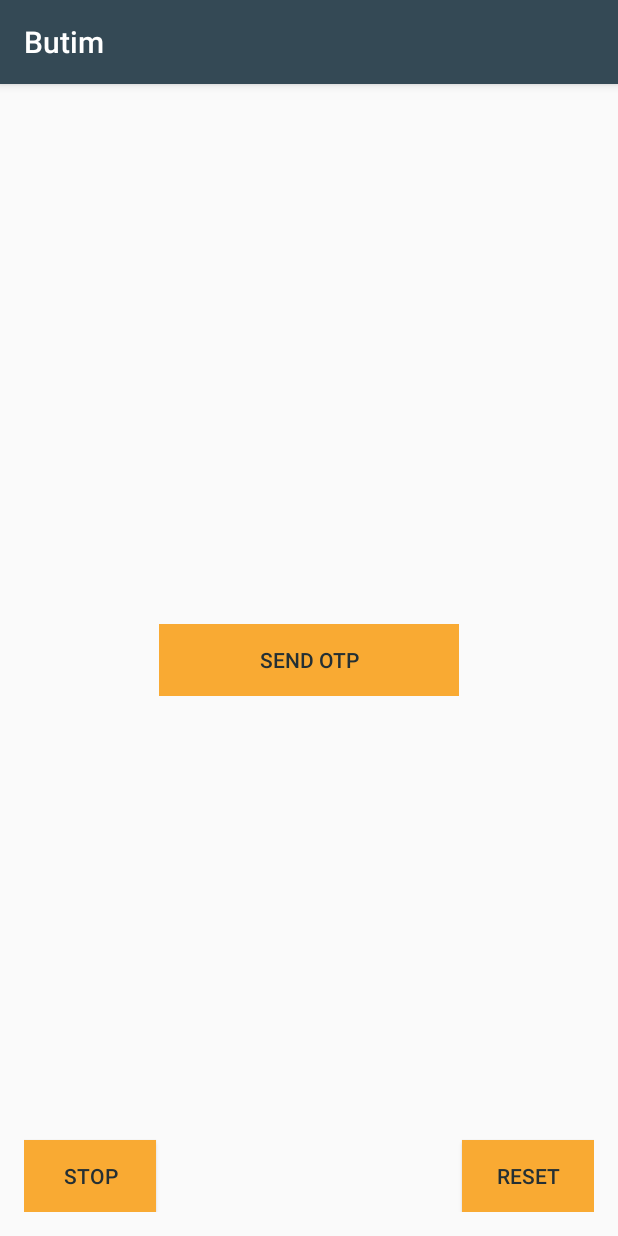
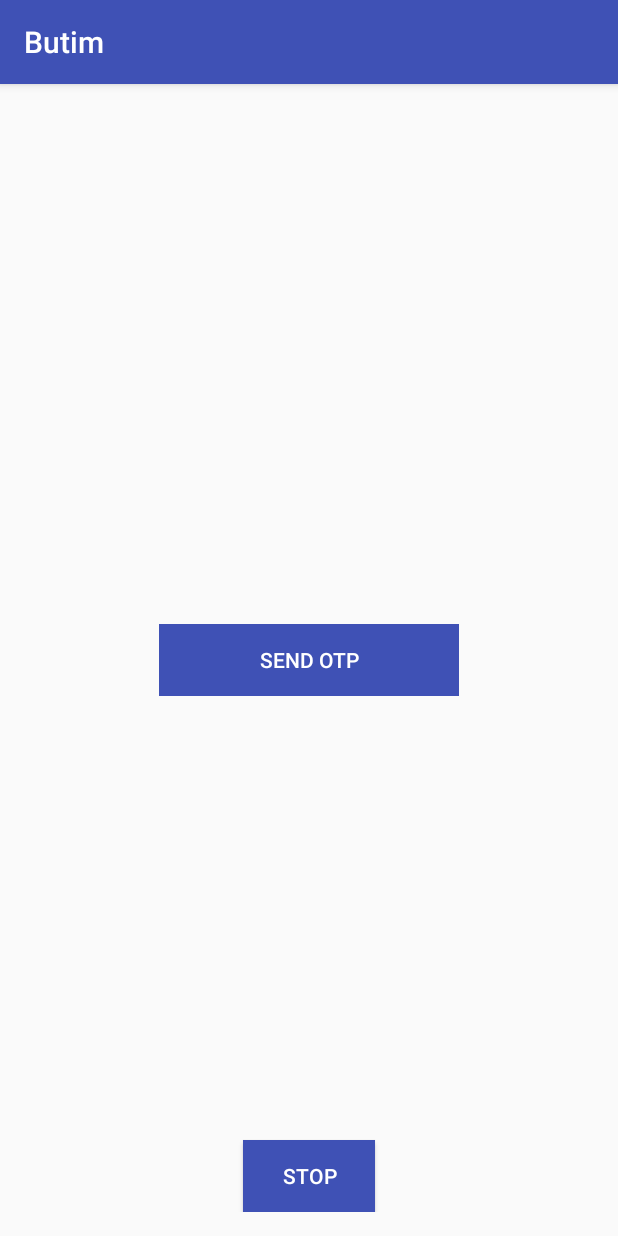
Before and after one commit to dhruvtaneja/timer-button, an Android app: the screen it shows after launch (MainActivity), on a phone screen of 412 x 824 dp. Run offline under Robolectric (Android 15) with nearby library versions, the phone set to English and light mode, and no system bars.

```diff
--- a/app/build.gradle
+++ b/app/build.gradle
@@ -17,16 +17,11 @@ android {
             proguardFiles getDefaultProguardFile('proguard-android.txt'), 'proguard-rules.pro'
         }
     }
-
-    compileOptions {
-        sourceCompatibility JavaVersion.VERSION_1_8
-        targetCompatibility JavaVersion.VERSION_1_8
-    }
 }
 
 dependencies {
     compile fileTree(dir: 'libs', include: ['*.jar'])
-    compile 'com.dt:timerbutton:0.1'
+    compile 'com.dt:timerbutton:0.0.1'
     androidTestCompile('com.android.support.test.espresso:espresso-core:2.2.2', {
         exclude group: 'com.android.support', module: 'support-annotations'
     })
--- a/app/src/main/java/dhruv/com/butim/MainActivity.java
+++ b/app/src/main/java/dhruv/com/butim/MainActivity.java
@@ -9,21 +9,30 @@ import com.dhruv.timerbutton.TimerButton;
 
 public class MainActivity extends AppCompatActivity {
 
-    private static final long MILLIS_IN_FUTURE = 6000L;
+    private static final long MILLIS_IN_FUTURE = 12000L;
+
+    private TimerButton mTimerButton;
 
     @Override
     protected void onCreate(Bundle savedInstanceState) {
         super.onCreate(savedInstanceState);
         setContentView(R.layout.activity_main);
 
-        TimerButton mTimerButton;
+
         Button endAnimButton = findViewById(R.id.end_anim_button);
         mTimerButton = findViewById(R.id.timer_button);
+//        mTimerButton.setBeforeAnimationText(getString(R.string.send_otp));
+//        mTimerButton.setDynamicText(R.string.resend_otp_formatted);
+//        mTimerButton.setOnAnimationCompleteText(getString(R.string.resend_otp));
+//        mTimerButton.setButtonBackground(R.drawable.selector_button);
+//        mTimerButton.setAnimationBackground(R.color.colorPrimaryTrans);
         mTimerButton.setDuration(MILLIS_IN_FUTURE);
 
-        endAnimButton.setOnClickListener(v -> mTimerButton.end());
-
-        Button resetAnimButton = findViewById(R.id.reset_anim_button);
-        resetAnimButton.setOnClickListener(v -> mTimerButton.reset());
+        endAnimButton.setOnClickListener(new View.OnClickListener() {
+            @Override
+            public void onClick(View v) {
+                mTimerButton.reset();
+            }
+        });
     }
 }
--- a/app/src/main/res/drawable/selector_button.xml
+++ b/app/src/main/res/drawable/selector_button.xml
@@ -2,9 +2,9 @@
 <selector xmlns:android="http://schemas.android.com/apk/res/android">
     <item
         android:state_enabled="false"
-        android:drawable="@color/colorAccentTrans"/>
+        android:drawable="@color/colorPrimaryTrans"/>
 
     <item
         android:state_enabled="true"
-        android:drawable="@color/colorAccent"/>
+        android:drawable="@color/colorPrimary"/>
 </selector>
--- a/app/src/main/res/layout/activity_main.xml
+++ b/app/src/main/res/layout/activity_main.xml
@@ -17,30 +17,21 @@
         android:layout_width="200dp"
         android:layout_height="wrap_content"
         android:layout_centerInParent="true"
-        app:animationBackground="@color/colorAccentTrans"
+        app:animationBackground="@color/colorPrimaryTrans"
         app:animationCompleteText="@string/resend_otp"
         app:buttonBackground="@drawable/selector_button"
         app:defaultText="@string/send_otp"
         app:dynamicString="@string/resend_otp_formatted"
-        app:textColor="@color/colorPrimaryDark"/>
+        app:textColor="@color/white"/>
 
     <Button
         android:id="@+id/end_anim_button"
         android:layout_width="wrap_content"
         android:layout_height="wrap_content"
         android:layout_alignParentBottom="true"
+        android:layout_centerHorizontal="true"
         android:background="@drawable/selector_button"
         android:text="@string/stop"
-        android:textColor="@color/colorPrimaryDark"/>
-
-    <Button
-        android:id="@+id/reset_anim_button"
-        android:layout_width="wrap_content"
-        android:layout_height="wrap_content"
-        android:layout_alignParentBottom="true"
-        android:layout_alignParentEnd="true"
-        android:background="@drawable/selector_button"
-        android:text="@string/reset"
-        android:textColor="@color/colorPrimaryDark"/>
+        android:textColor="@color/white"/>
 
 </RelativeLayout>
--- a/app/src/main/res/values/colors.xml
+++ b/app/src/main/res/values/colors.xml
@@ -1,8 +1,8 @@
 <?xml version="1.0" encoding="utf-8"?>
 <resources>
-    <color name="colorPrimary">#344955</color>
-    <color name="colorAccentTrans">#33F9AA33</color>
-    <color name="colorPrimaryDark">#232F34</color>
-    <color name="colorAccent">#F9AA33</color>
+    <color name="colorPrimary">#3F51B5</color>
+    <color name="colorPrimaryTrans">#333F51B5</color>
+    <color name="colorPrimaryDark">#303F9F</color>
+    <color name="colorAccent">#FF4081</color>
     <color name="white">#FFFFFF</color>
 </resources>
--- a/app/src/main/res/values/strings.xml
+++ b/app/src/main/res/values/strings.xml
@@ -4,5 +4,4 @@
     <string name="resend_otp_formatted">Resend OTP (%1$d)</string>
     <string name="resend_otp">Resend OTP</string>
     <string name="stop">Stop</string>
-    <string name="reset">Reset</string>
 </resources>
```
Also changed, not shown: timerbutton/src/main/res/values/attrs.xml (+0 -7 lines), 1 other file.
